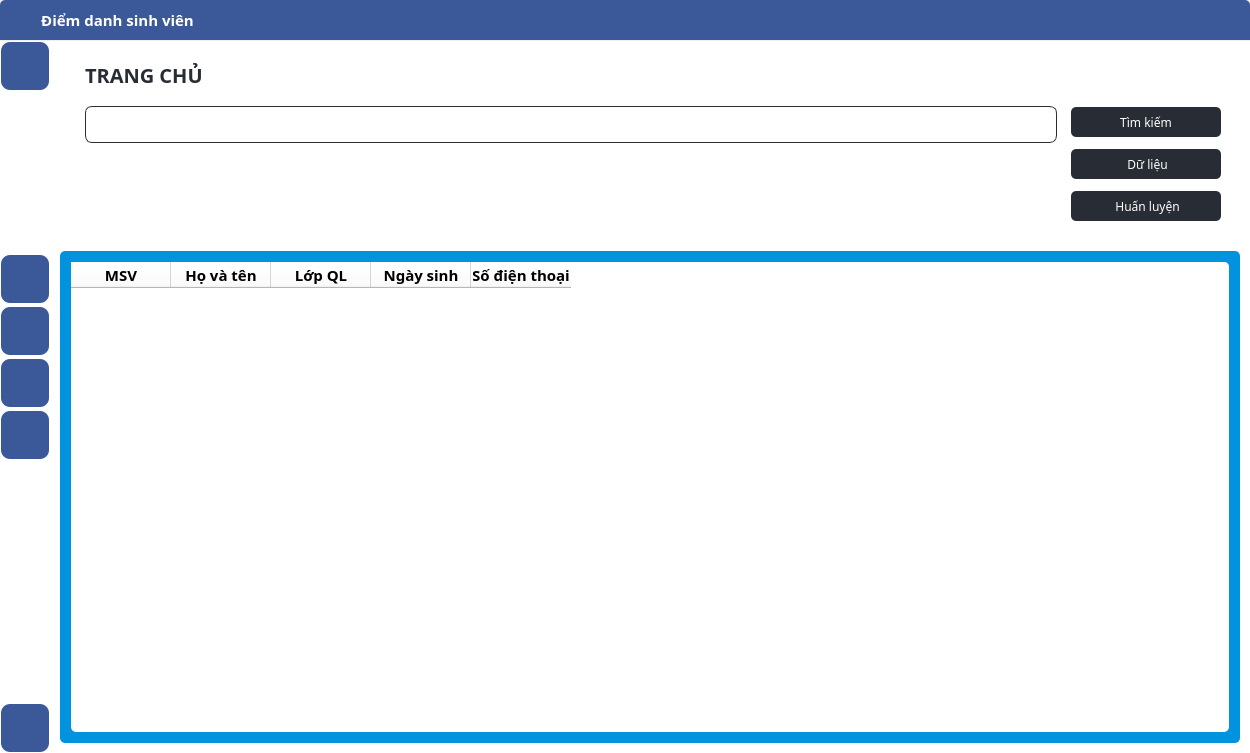
cdghhhiilnnotu/Face-Attendance-CLIENT, file attendance.ui: the form before one commit.
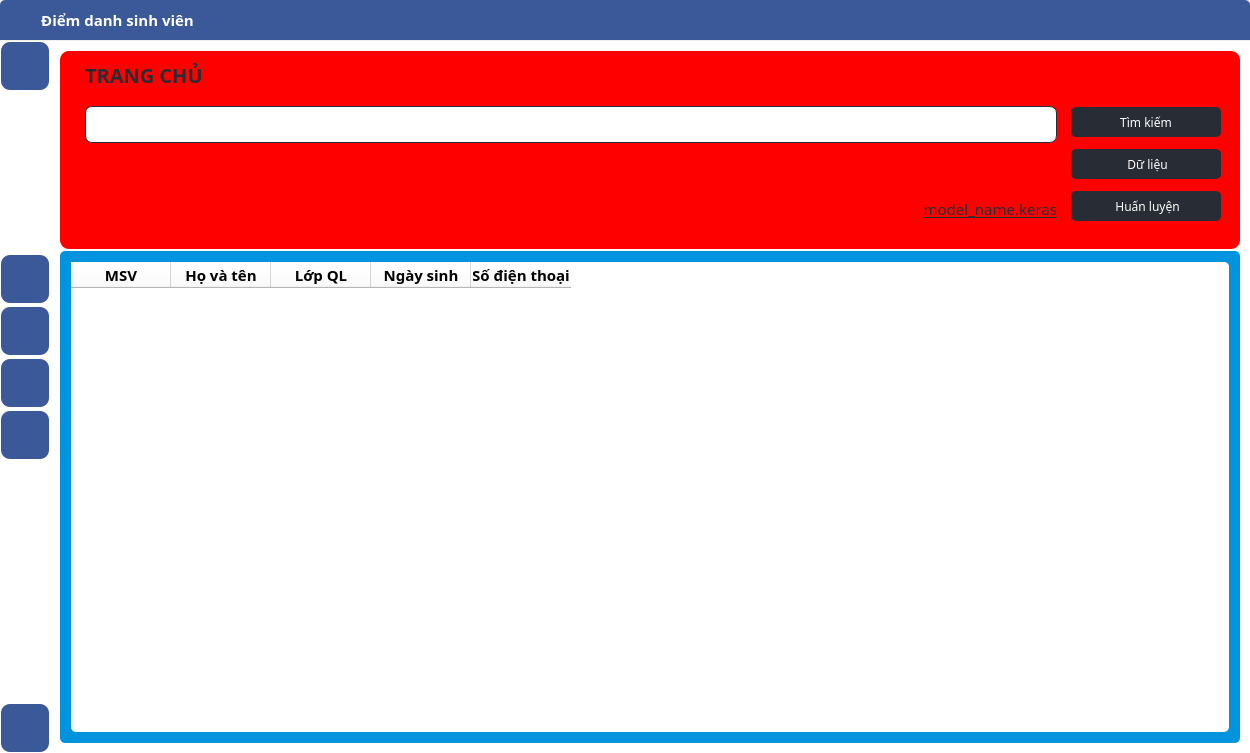
The form after the commit. The open tabs and pages were chosen to show the change. Icons and pictures are not drawn.

```diff
--- a/attendance.ui
+++ b/attendance.ui
@@ -612,6 +612,9 @@
               </property>
               <item>
                <widget class="QWidget" name="home_controllers" native="true">
+                <property name="styleSheet">
+                 <string notr="true">background-color: rgb(255, 0, 0);</string>
+                </property>
                 <layout class="QVBoxLayout" name="verticalLayout_12">
                  <property name="spacing">
                   <number>0</number>
@@ -645,6 +648,7 @@
                    </property>
                    <property name="styleSheet">
                     <string notr="true">color: rgb(40, 44, 52);
+background-color: rgba(255, 255, 255, 0);
 padding-left: 10px;</string>
                    </property>
                    <property name="text">
@@ -663,9 +667,15 @@
                      <height>150</height>
                     </size>
                    </property>
+                   <property name="styleSheet">
+                    <string notr="true">background-color: rgba(255, 255, 255, 0);</string>
+                   </property>
                    <layout class="QHBoxLayout" name="horizontalLayout_4">
                     <item>
                      <widget class="QWidget" name="widget_2" native="true">
+                      <property name="styleSheet">
+                       <string notr="true">background-color: rgba(255, 255, 255, 0);</string>
+                      </property>
                       <layout class="QVBoxLayout" name="verticalLayout_13">
                        <property name="spacing">
                         <number>5</number>
@@ -747,7 +757,8 @@
                           <enum>Qt::LeftToRight</enum>
                          </property>
                          <property name="styleSheet">
-                          <string notr="true">color: rgb(255, 255, 255);</string>
+                          <string notr="true">color: rgb(40, 44, 52);
+background-color: rgba(255, 255, 255, 0);</string>
                          </property>
                          <property name="text">
                           <string>model_name.keras</string>
```
Left out of the diff: 2 changed lines with no effect on the pictures.
